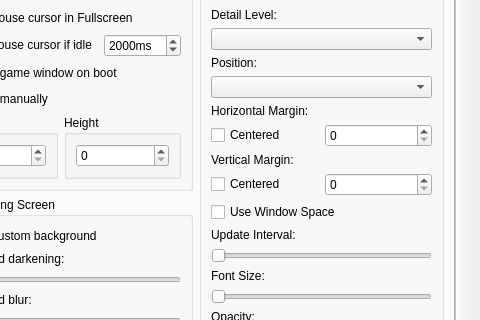
RPCS3/rpcs3, file rpcs3/rpcs3qt/settings_dialog.ui: the form before one commit; both pictures show x 376 to 856 and y 145 to 465 of the 856 by 688 pixel window.
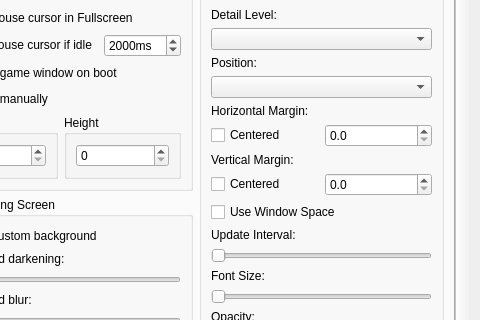
The form after the commit. The open tabs and pages were chosen to show the change. Icons and pictures are not drawn.

Commit message: overlays: Change performance overlay margins to percentage-based controls

```diff
--- a/rpcs3/rpcs3qt/settings_dialog.ui
+++ b/rpcs3/rpcs3qt/settings_dialog.ui
@@ -3524,7 +3524,14 @@
                   </widget>
                  </item>
                  <item>
-                  <widget class="QSpinBox" name="perfOverlayMarginX"/>
+                  <widget class="QDoubleSpinBox" name="perfOverlayMarginX">
+                   <property name="decimals">
+                    <number>1</number>
+                   </property>
+                   <property name="singleStep">
+                    <double>0.5</double>
+                   </property>
+                  </widget>
                  </item>
                 </layout>
                </item>
@@ -3545,7 +3552,14 @@
                   </widget>
                  </item>
                  <item>
-                  <widget class="QSpinBox" name="perfOverlayMarginY"/>
+                  <widget class="QDoubleSpinBox" name="perfOverlayMarginY">
+                   <property name="decimals">
+                    <number>1</number>
+                   </property>
+                   <property name="singleStep">
+                    <double>0.5</double>
+                   </property>
+                  </widget>
                  </item>
                 </layout>
                </item>
```
The commit also changes 7 other files.
